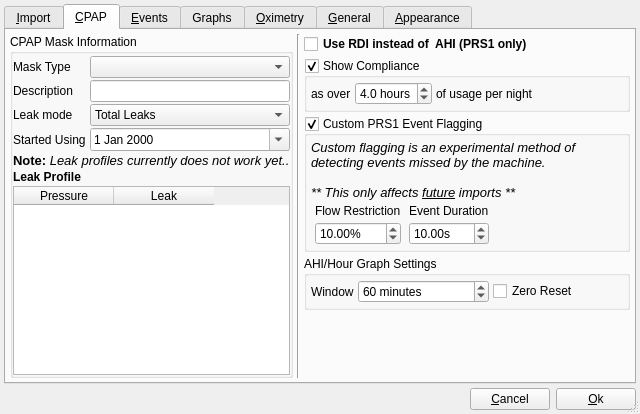
Qt form preferencesdialog.ui (sbonaime/sleepyhead-code.) before a commit.
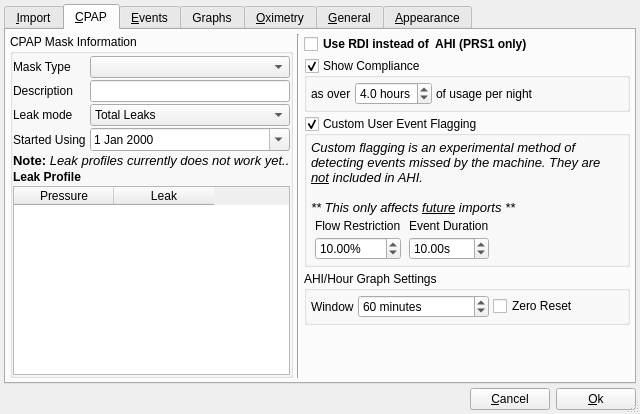
The same form after that commit. Icons and pictures are not drawn.

Commit message: Preference section name change, User event flagging is not just for PRS1 now

```diff
--- a/preferencesdialog.ui
+++ b/preferencesdialog.ui
@@ -696,7 +696,7 @@
 This option must be enabled before import, otherwise a purge is required.</string>
            </property>
            <property name="title">
-            <string>Custom PRS1 Event Flagging</string>
+            <string>Custom User Event Flagging</string>
            </property>
            <property name="checkable">
             <bool>true</bool>
@@ -766,7 +766,7 @@
 &lt;html&gt;&lt;head&gt;&lt;meta name=&quot;qrichtext&quot; content=&quot;1&quot; /&gt;&lt;style type=&quot;text/css&quot;&gt;
 p, li { white-space: pre-wrap; }
 &lt;/style&gt;&lt;/head&gt;&lt;body style=&quot; font-family:'Sans'; font-size:10pt; font-weight:400; font-style:italic;&quot;&gt;
-&lt;p style=&quot; margin-top:0px; margin-bottom:0px; margin-left:0px; margin-right:0px; -qt-block-indent:0; text-indent:0px;&quot;&gt;Custom flagging is an experimental method of detecting events missed by the machine.&lt;/p&gt;
+&lt;p style=&quot; margin-top:0px; margin-bottom:0px; margin-left:0px; margin-right:0px; -qt-block-indent:0; text-indent:0px;&quot;&gt;Custom flagging is an experimental method of detecting events missed by the machine. They are &lt;span style=&quot; text-decoration: underline;&quot;&gt;not&lt;/span&gt; included in AHI.&lt;/p&gt;
 &lt;p style=&quot;-qt-paragraph-type:empty; margin-top:0px; margin-bottom:0px; margin-left:0px; margin-right:0px; -qt-block-indent:0; text-indent:0px;&quot;&gt;&lt;/p&gt;
 &lt;p style=&quot; margin-top:0px; margin-bottom:0px; margin-left:0px; margin-right:0px; -qt-block-indent:0; text-indent:0px;&quot;&gt;** This only affects &lt;span style=&quot; text-decoration: underline;&quot;&gt;future&lt;/span&gt; imports **&lt;/p&gt;&lt;/body&gt;&lt;/html&gt;</string>
               </property>
```
